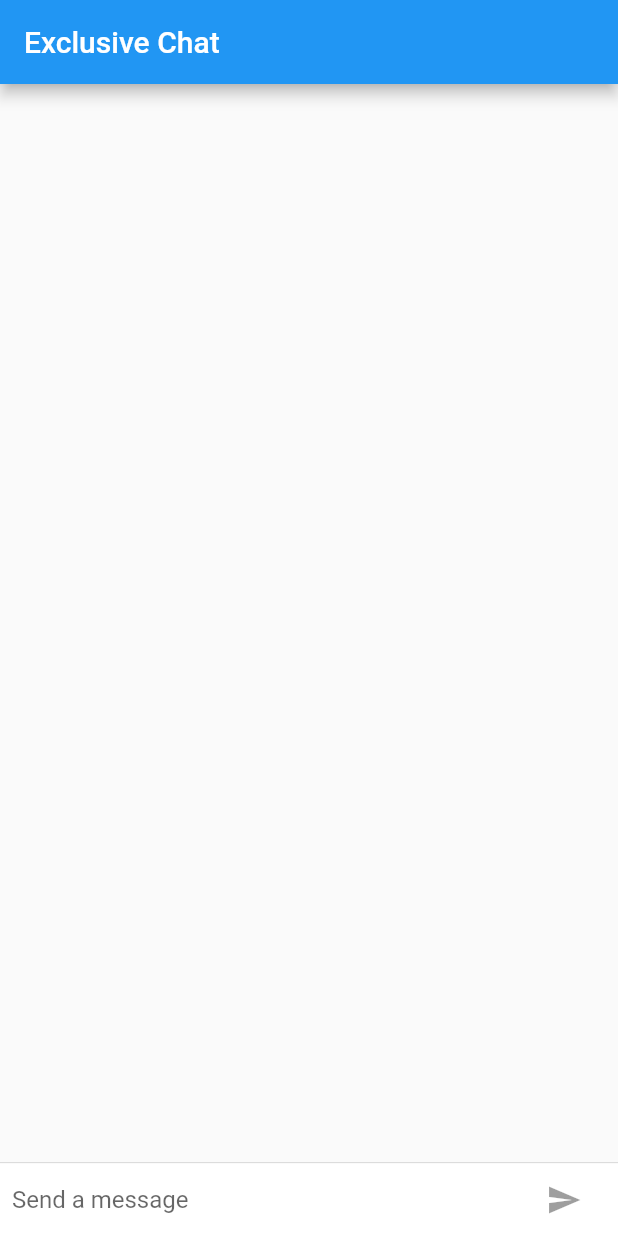
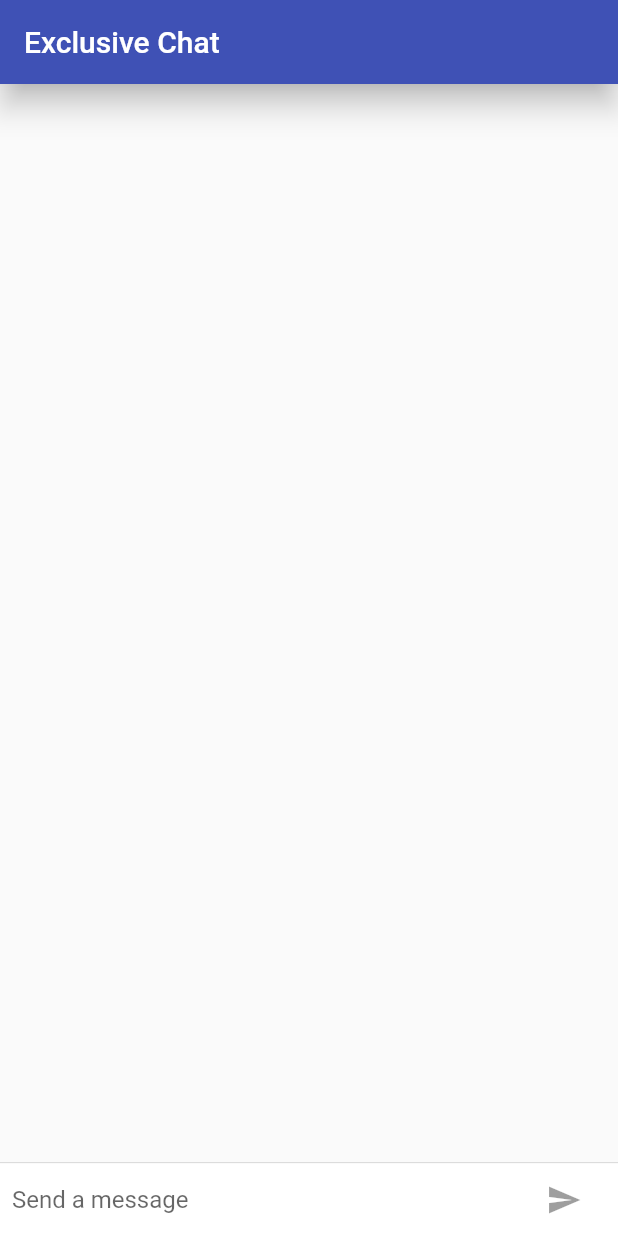
Before and after one commit to jacoblindev/Building-UIs-with-Flutter, a Flutter app: the screen it shows after launch, on a phone screen of 412 x 824 dp. Run offline on Flutter 3.47's test engine with Material 2 defaults, Android fonts, the phone set to English and light mode, and no system bars.

Commit message:
Add platform Customization

```diff
--- a/lib/main.dart
+++ b/lib/main.dart
@@ -1,7 +1,20 @@
 import 'package:flutter/material.dart';
+import 'package:flutter/cupertino.dart';
+import 'package:flutter/foundation.dart';
 
 void main() => runApp(
       ExclusiveChatApp(),
+    );
+
+final ThemeData kIOSTheme = ThemeData(
+  primarySwatch: Colors.orange,
+  primaryColor: Colors.grey[100],
+  primaryColorBrightness: Brightness.light,
+);
+
+final ThemeData kDefaultTheme = ThemeData(
+  primarySwatch: Colors.indigo,
+  accentColor: Colors.orangeAccent[400],
 );
 
 String _name = 'Jacob';
@@ -15,6 +28,9 @@ class ExclusiveChatApp extends StatelessWidget {
   Widget build(BuildContext context) {
     return MaterialApp(
       title: 'Exclusive Chat...',
+      theme: defaultTargetPlatform == TargetPlatform.iOS
+          ? kIOSTheme
+          : kDefaultTheme,
       home: ChatScreen(),
     );
   }
@@ -79,8 +95,10 @@ class _ChatScreenState extends State<ChatScreen> with TickerProviderStateMixin {
     return Scaffold(
       appBar: AppBar(
         title: Text('Exclusive Chat'),
+        elevation: Theme.of(context).platform == TargetPlatform.iOS ? 0.0 : 8.0,
       ),
-      body: Column(
+      body: Container(
+        child: Column(
           children: [
             Flexible(
               child: ListView.builder(
@@ -98,6 +116,14 @@ class _ChatScreenState extends State<ChatScreen> with TickerProviderStateMixin {
               child: _buildTextComposer(),
             ),
           ],
+        ),
+        decoration: Theme.of(context).platform == TargetPlatform.iOS
+            ? BoxDecoration(
+                border: Border(
+                  top: BorderSide(color: Colors.grey[500]),
+                ),
+              )
+            : null,
       ),
     );
   }
@@ -125,7 +151,14 @@ class _ChatScreenState extends State<ChatScreen> with TickerProviderStateMixin {
             ),
             Container(
               margin: EdgeInsets.symmetric(horizontal: 4.0),
-              child: IconButton(
+              child: Theme.of(context).platform == TargetPlatform.iOS
+                  ? CupertinoButton(
+                      child: Text('Send'),
+                      onPressed: _isComposing
+                          ? () => _handleSubmitted(_textController.text)
+                          : null,
+                    )
+                  : IconButton(
                       icon: Icon(Icons.send),
                       onPressed: _isComposing
                           ? () => _handleSubmitted(_textController.text)
```
Lines whose indentation alone changed are shown as unchanged.
